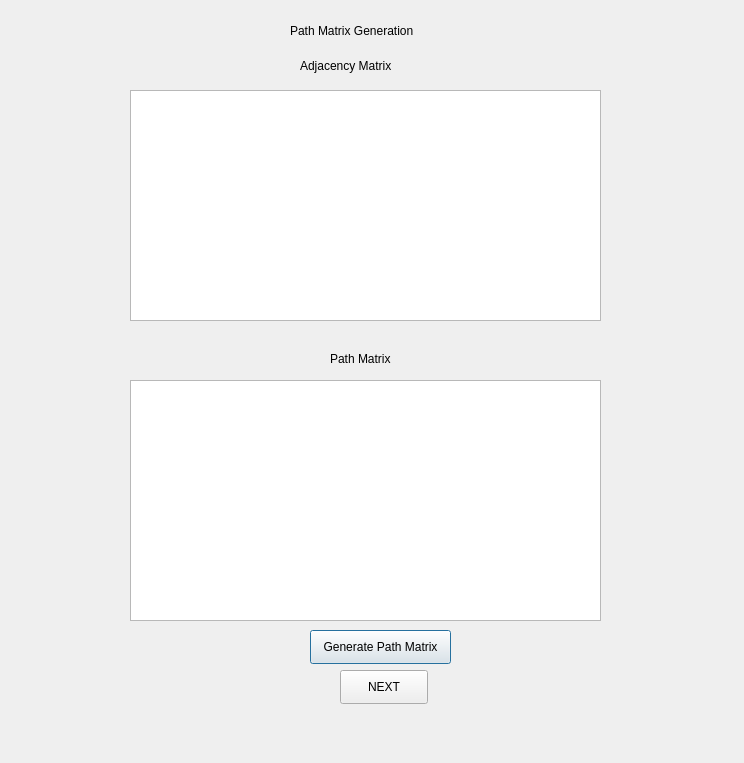
Qt form dialog_path_matrix.ui (shanidchamal/ADN) before a commit.
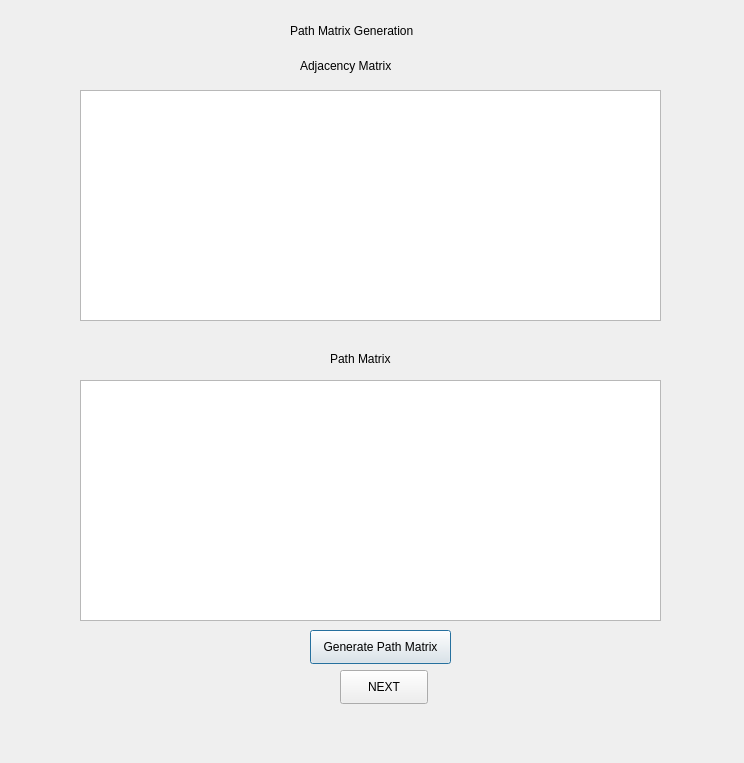
The same form after that commit.

Commit message: {Sprint 2} Path matrix displayed

```diff
--- a/dialog_path_matrix.ui
+++ b/dialog_path_matrix.ui
@@ -42,9 +42,9 @@
   <widget class="QTableWidget" name="tableADJ">
    <property name="geometry">
     <rect>
-     <x>130</x>
+     <x>80</x>
      <y>90</y>
-     <width>471</width>
+     <width>581</width>
      <height>231</height>
     </rect>
    </property>
@@ -65,9 +65,9 @@
   <widget class="QTableWidget" name="tablePATH">
    <property name="geometry">
     <rect>
-     <x>130</x>
+     <x>80</x>
      <y>380</y>
-     <width>471</width>
+     <width>581</width>
      <height>241</height>
     </rect>
    </property>
```
The commit also changes 3 other files.
